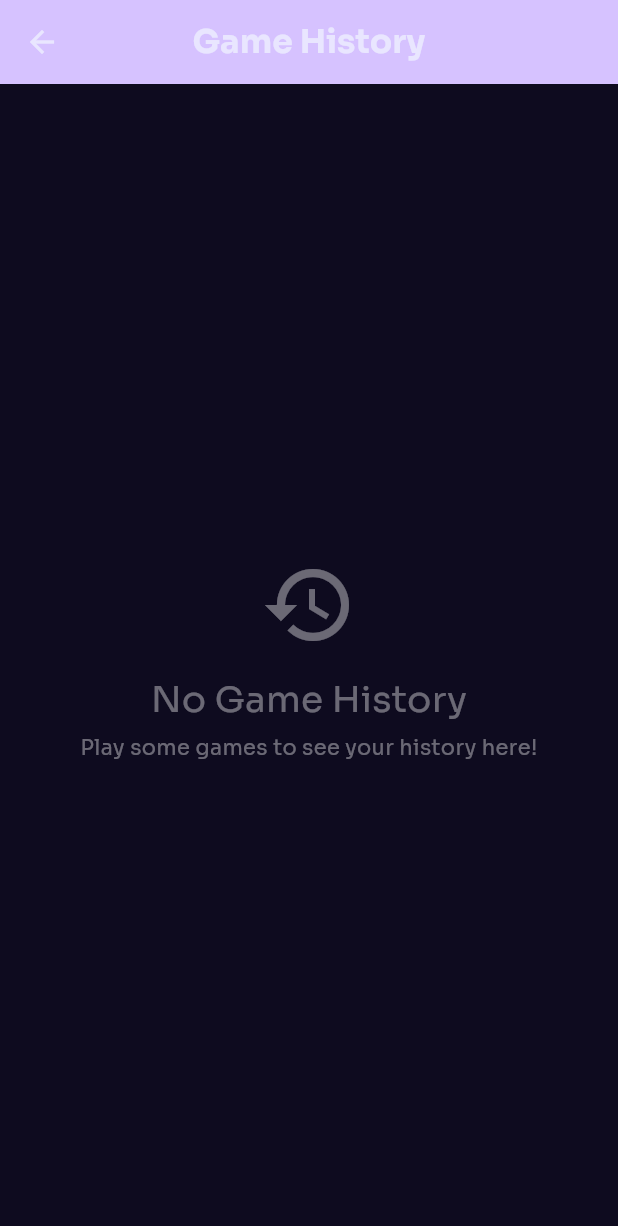
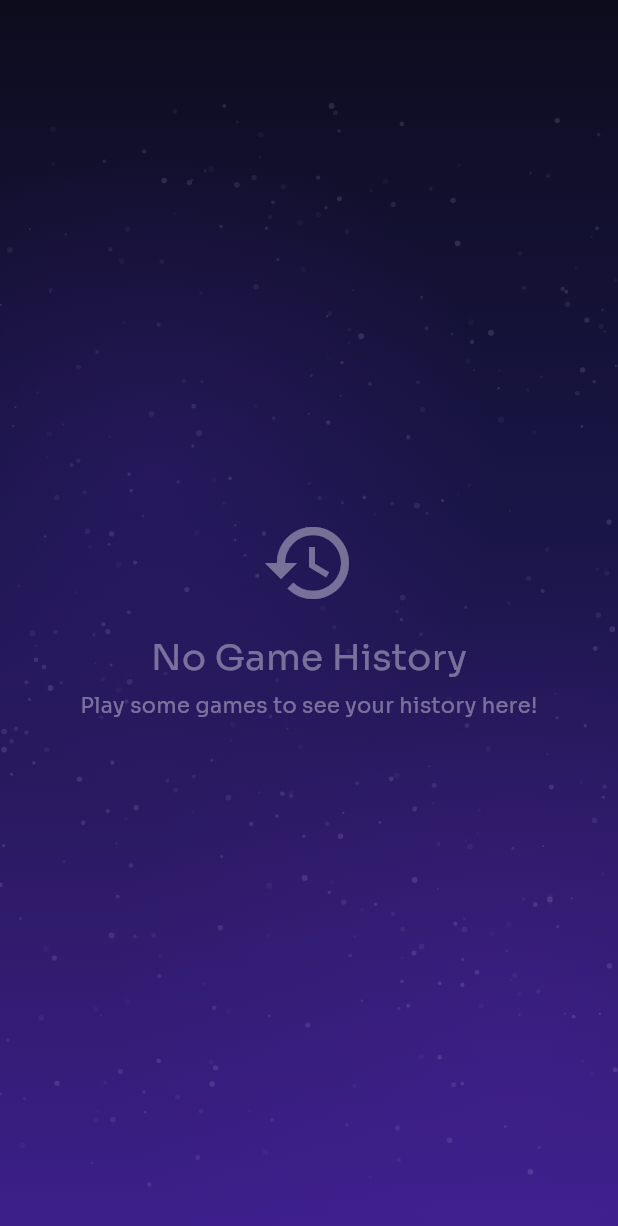
Before and after one commit to supasebie/PsychicTournament, a Flutter app: the PerformanceMenuScreen screen opened by its route, after a tap on "History", on a phone screen of 412 x 824 dp. Shown: the top 1226 px of the screen. Run offline on Flutter 3.47's test engine with Material 3 defaults, Android fonts, the phone set to English and light mode, and no system bars; our stand-ins replace fl_chart, flutter_svg, google_fonts, google_mobile_ads, sqflite, supabase_flutter and 1 more; accounts and stored records are empty; network calls fail.

Commit message:
major style enhancement

```diff
--- a/lib/screens/game_history_screen.dart
+++ b/lib/screens/game_history_screen.dart
@@ -2,6 +2,7 @@ import 'package:flutter/material.dart';
 import '../database/models/game_session.dart';
 import '../database/services/game_database_service.dart';
 import '../database/database_exceptions.dart';
+import '../widgets/animated_gradient_background.dart';
 
 /// Screen displaying a chronological list of all game sessions
 /// Supports pagination, pull-to-refresh, loading states, and error handling
@@ -298,7 +299,7 @@ class _GameHistoryScreenState extends State<GameHistoryScreen> {
                 onPressed: () => _showDeleteConfirmation(session),
                 tooltip: 'Delete session',
               ),
-              Icon(Icons.chevron_right, color: Theme.of(context).primaryColor),
+              Icon(Icons.chevron_right, color: Colors.white),
             ],
           ),
           onTap: () async {
@@ -423,9 +424,7 @@ class _GameHistoryScreenState extends State<GameHistoryScreen> {
                     ? 'Load More ($_pageSize games)'
                     : 'Load More ($remainingGames games)',
               ),
-              style: ElevatedButton.styleFrom(
-                minimumSize: const Size(200, 48),
-              ),
+              style: ElevatedButton.styleFrom(minimumSize: const Size(200, 48)),
             )
           else if (_isLoadingMore)
             const CircularProgressIndicator()
@@ -433,11 +432,11 @@ class _GameHistoryScreenState extends State<GameHistoryScreen> {
             Chip(
               label: Text(
                 'All games loaded',
-                style: TextStyle(
-                  color: Theme.of(context).disabledColor,
+                style: TextStyle(color: Theme.of(context).disabledColor),
               ),
-              ),
-              backgroundColor: Theme.of(context).disabledColor.withValues(alpha: 0.1),
+              backgroundColor: Theme.of(
+                context,
+              ).disabledColor.withValues(alpha: 0.1),
             ),
         ],
       ),
@@ -447,21 +446,9 @@ class _GameHistoryScreenState extends State<GameHistoryScreen> {
   @override
   Widget build(BuildContext context) {
     return Scaffold(
-      appBar: AppBar(
-        title: Column(
-          crossAxisAlignment: CrossAxisAlignment.start,
-          children: [
-            const Text('Game History'),
-            if (_totalSessions > 0)
-              Text(
-                'Total: $_totalSessions games',
-                style: Theme.of(context).textTheme.bodySmall,
-              ),
-          ],
-        ),
-        backgroundColor: Theme.of(context).colorScheme.inversePrimary,
-      ),
-      body: _isLoading
+      body: AnimatedGradientBackground(
+        child: SafeArea(
+          child: _isLoading
               ? _buildLoadingState()
               : _errorMessage != null
               ? _buildErrorState()
@@ -474,7 +461,7 @@ class _GameHistoryScreenState extends State<GameHistoryScreen> {
                       // List of sessions
                       Expanded(
                         child: ListView.builder(
-                              padding: const EdgeInsets.symmetric(vertical: 8),
+                          padding: const EdgeInsets.only(top: 64, bottom: 8),
                           itemCount: _sessions.length,
                           itemBuilder: (context, index) {
                             return _buildSessionItem(_sessions[index]);
@@ -487,6 +474,8 @@ class _GameHistoryScreenState extends State<GameHistoryScreen> {
                     ],
                   ),
                 ),
+        ),
+      ),
     );
   }
 }
--- a/lib/screens/game_statistics_screen.dart
+++ b/lib/screens/game_statistics_screen.dart
@@ -120,10 +120,6 @@ class _GameStatisticsScreenState extends State<GameStatisticsScreen> {
   @override
   Widget build(BuildContext context) {
     return Scaffold(
-      appBar: AppBar(
-        title: const Text('Game Statistics'),
-        backgroundColor: Theme.of(context).colorScheme.inversePrimary,
-      ),
       body: _buildBody(),
     );
   }
--- a/lib/screens/options_screen.dart
+++ b/lib/screens/options_screen.dart
@@ -28,10 +28,6 @@ class OptionsScreen extends StatelessWidget {
     final isSignedIn = SupabaseService.isSignedIn;
 
     return Scaffold(
-      appBar: AppBar(
-        title: const Text('Options'),
-        backgroundColor: colorScheme.inversePrimary,
-      ),
       body: AnimatedGradientBackground(
         child: SafeArea(
           child: Center(
--- a/lib/screens/stats_menu_screen.dart
+++ b/lib/screens/stats_menu_screen.dart
@@ -42,10 +42,6 @@ class PerformanceMenuScreen extends StatelessWidget {
     final colorScheme = theme.colorScheme;
 
     return Scaffold(
-      appBar: AppBar(
-        title: const Text('Performance'),
-        backgroundColor: Theme.of(context).colorScheme.inversePrimary,
-      ),
       body: AnimatedGradientBackground(
         child: SafeArea(
           child: Center(
```
Also changed, not shown: lib/screens/auth_screen.dart (+0 -7 lines), lib/screens/results_review_screen.dart (+0 -7 lines), lib/screens/session_detail_screen.dart (+0 -16 lines). Lines whose indentation alone changed are shown as unchanged.
